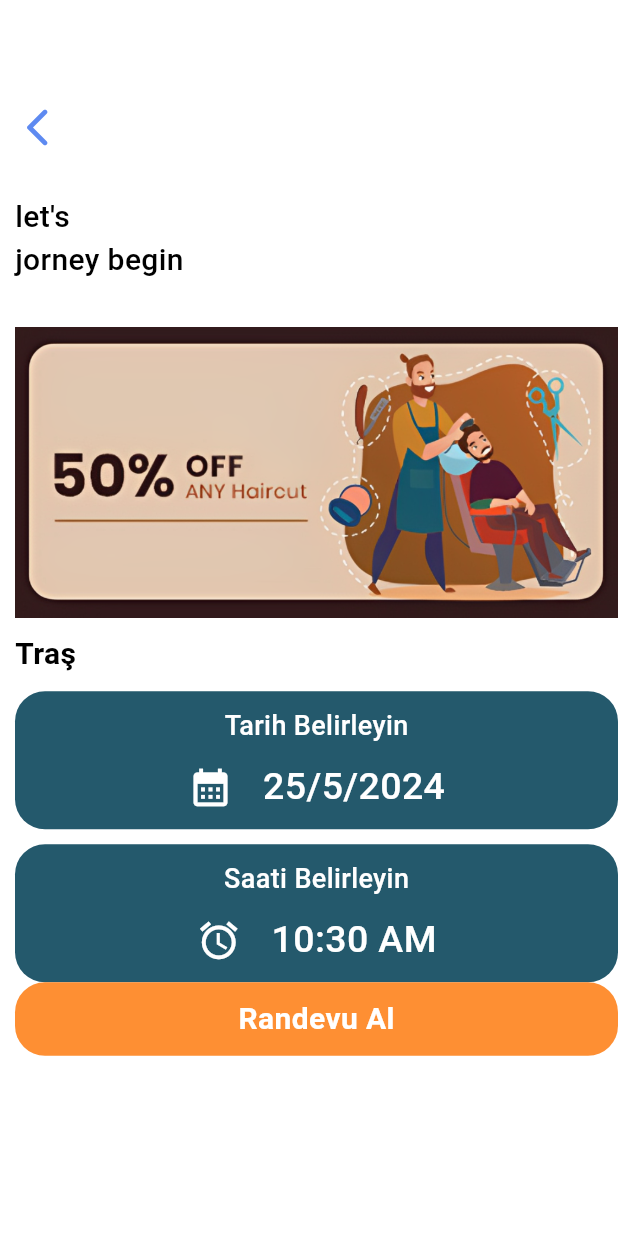
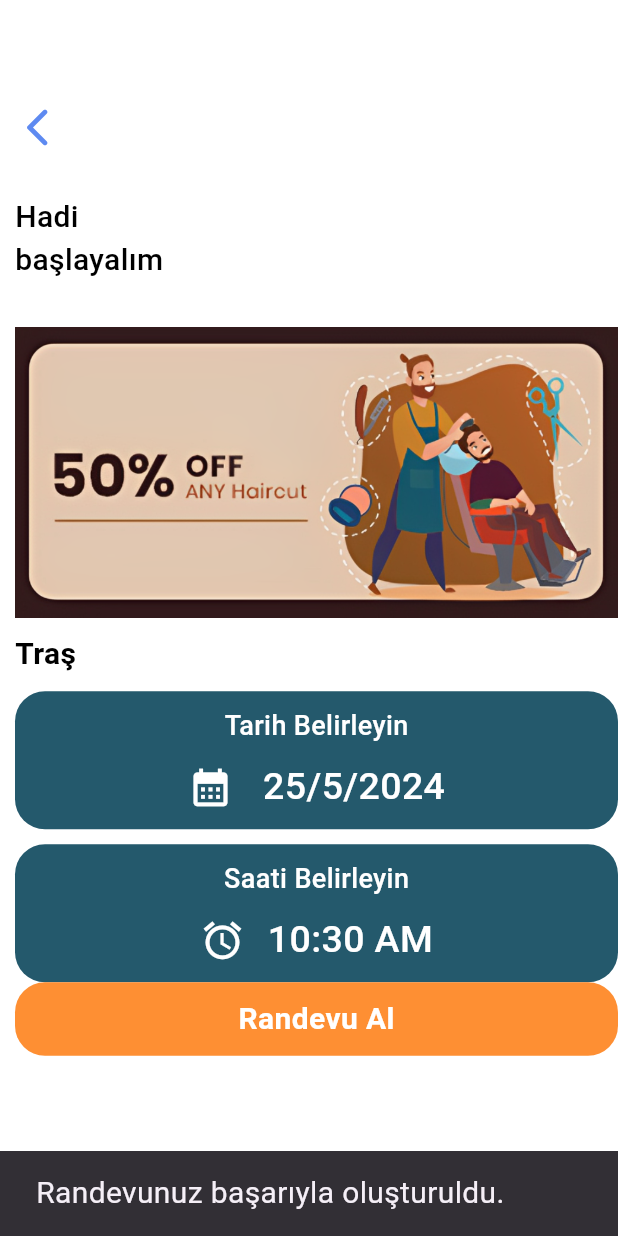
Before and after one commit to 19e9/MyKuaforShop, a Flutter app: the Booking screen opened directly, after a tap on "Randevu Al", on a phone screen of 412 x 824 dp. Run offline on Flutter 3.47's test engine with Material 3 defaults, Android fonts, the phone set to English and light mode, and no system bars; our stand-ins replace cloud_firestore, firebase_auth, firebase_core, random_string, shared_preferences; missing offline and left inert: flutter_recaptcha_v2_compat; accounts and stored records are empty.

Commit message:
Add user booking conflict check and detailed appointment booking functionality.

```diff
--- a/lib/pages/booking.dart
+++ b/lib/pages/booking.dart
@@ -1,6 +1,8 @@
 import 'package:flutter/cupertino.dart';
 import 'package:flutter/material.dart';
 import 'package:flutter/widgets.dart';
+import 'package:mykuaforshop/services/db.dart';
+import 'package:mykuaforshop/services/shared_pref.dart';
 
 class Booking extends StatefulWidget {
   String service;
@@ -11,6 +13,26 @@ class Booking extends StatefulWidget {
 }
 
 class _BookingState extends State<Booking> {
+  String? name, image, email;
+
+  getthedatafromsharedpref() async {
+    name = await SharedpreferenceHelper().getUserName();
+    image = await SharedpreferenceHelper().getUserImage();
+    email = await SharedpreferenceHelper().getUserEmail();
+    setState(() {});
+  }
+
+  getontheload() async {
+    await getthedatafromsharedpref();
+    setState(() {});
+  }
+
+  @override
+  void initState() {
+    getontheload();
+    super.initState();
+  }
+
   DateTime _selectedDate = DateTime.now();
 
   Future<void> _selectDate(BuildContext context) async {
@@ -27,12 +49,76 @@ class _BookingState extends State<Booking> {
   }
 
   TimeOfDay _selectedTime = TimeOfDay.now();
+  List<TimeOfDay> _appointments = [];
+
   Future<void> _selectTime(BuildContext context) async {
     final TimeOfDay? picked =
         await showTimePicker(context: context, initialTime: _selectedTime);
     if (picked != null && picked != _selectedTime) {
+      // Barber çalışma saatlerini kontrol etme fonksiyonu  (9.00 ile 22.00 arası)
+      if (picked.hour >= 9 && picked.hour <= 22) {
+        // Mevcut randevuları aynı anda kontrol etme
+        if (!_appointments.contains(picked)) {
           setState(() {
             _selectedTime = picked;
+            _appointments.add(picked);
+          });
+          ScaffoldMessenger.of(context).showSnackBar(
+            SnackBar(
+                content: Text(
+                    'Randevu saati başarıyla seçildi: ${picked.format(context)}')),
+          );
+        } else {
+          ScaffoldMessenger.of(context).showSnackBar(
+            SnackBar(content: Text('Bu saat için zaten bir randevu var.')),
+          );
+        }
+      } else {
+        ScaffoldMessenger.of(context).showSnackBar(
+          SnackBar(
+              content: Text(
+                  'Randevu saatleri sadece 9.00 ile 22.00 arasında olmalıdır.')),
+        );
+      }
+    }
+  }
+
+  Future<void> _checkAndBookAppointment(BuildContext context) async {
+    // Kullanıcının aynı hizmet için seçilen tarihte randevusu olup olmadığını kontrol et
+    bool alreadyBooked = await DatabaseMethods().checkUserBooking(
+      email!,
+      widget.service,
+      "${_selectedDate.day}/${_selectedDate.month}/${_selectedDate.year}",
+    );
+
+    if (alreadyBooked) {
+      // Eğer zaten randevusu varsa, kullanıcıya mesaj göster
+      ScaffoldMessenger.of(context).showSnackBar(
+        SnackBar(
+          content: Text('Bu hizmet için bu tarihte zaten bir randevunuz var.'),
+        ),
+      );
+    } else {
+      // Eğer randevusu yoksa, yeni randevu oluştur
+      Map<String, dynamic> userBookingmap = {
+        "Servis": widget.service,
+        "Randevu_Tarihi":
+            "${_selectedDate.day}/${_selectedDate.month}/${_selectedDate.year}"
+                .toString(),
+        "Rendavu_Saati": _selectedTime.format(context),
+        "Ad_Soyad": name,
+        "Profil_Resimi": image,
+        "E_posta": email,
+      };
+      await DatabaseMethods().addUserBooking(userBookingmap).then((value) {
+        ScaffoldMessenger.of(context).showSnackBar(
+          SnackBar(
+            content: Text(
+              "Randevunuz başarıyla oluşturuldu.",
+              style: TextStyle(fontSize: 20.0),
+            ),
+          ),
+        );
       });
     }
   }
@@ -61,7 +147,7 @@ class _BookingState extends State<Booking> {
             ),
             SizedBox(height: 30.0),
             Text(
-              "let's\njorney begin ",
+              "Hadi\nbaşlayalım ",
               style: TextStyle(
                   color: Colors.black,
                   fontSize: 20.0,
@@ -167,7 +253,7 @@ class _BookingState extends State<Booking> {
                           size: 30.0,
                         ),
                       ),
-                      SizedBox(width: 20.0),
+                      SizedBox(width: 15.0),
                       Text(
                         _selectedTime.format(context),
                         style: TextStyle(
@@ -181,10 +267,35 @@ class _BookingState extends State<Booking> {
               ),
             ),
             GestureDetector(
-              onTap: () {},
+              onTap: () async {
+                Map<String, dynamic> userBookingmap = {
+                  "Servis": widget.service,
+                  "Randevu_Tarihi":
+                      "${_selectedDate.day}/${_selectedDate.month}/${_selectedDate.year}"
+                          .toString(),
+                  "Randevu_Saati": _selectedTime.format(context),
+                  "Ad_Soyad": name,
+                  "Profil_Resimi": image,
+                  "E_posta": email,
+                };
+                await DatabaseMethods()
+                    .addUserBooking(userBookingmap)
+                    .then((value) {
+                  ScaffoldMessenger.of(context).showSnackBar(SnackBar(
+                      content: Text(
+                    "Randevunuz başarıyla oluşturuldu.",
+                    style: TextStyle(fontSize: 20.0),
+                  )));
+                });
+              },
+              child: GestureDetector(
+                onTap: () {
+                  _checkAndBookAppointment(context);
+                },
                 child: Container(
                   width: MediaQuery.of(context).size.width,
-                padding: EdgeInsets.symmetric(horizontal: 10.0, vertical: 10.0),
+                  padding:
+                      EdgeInsets.symmetric(horizontal: 25.0, vertical: 10.0),
                   decoration: BoxDecoration(
                       color: Color(0xFFfe8f33),
                       borderRadius: BorderRadius.circular(20.0)),
@@ -199,6 +310,7 @@ class _BookingState extends State<Booking> {
                   ),
                 ),
               ),
+            ),
           ],
         ),
       ),
```
Lines whose indentation alone changed are shown as unchanged.
